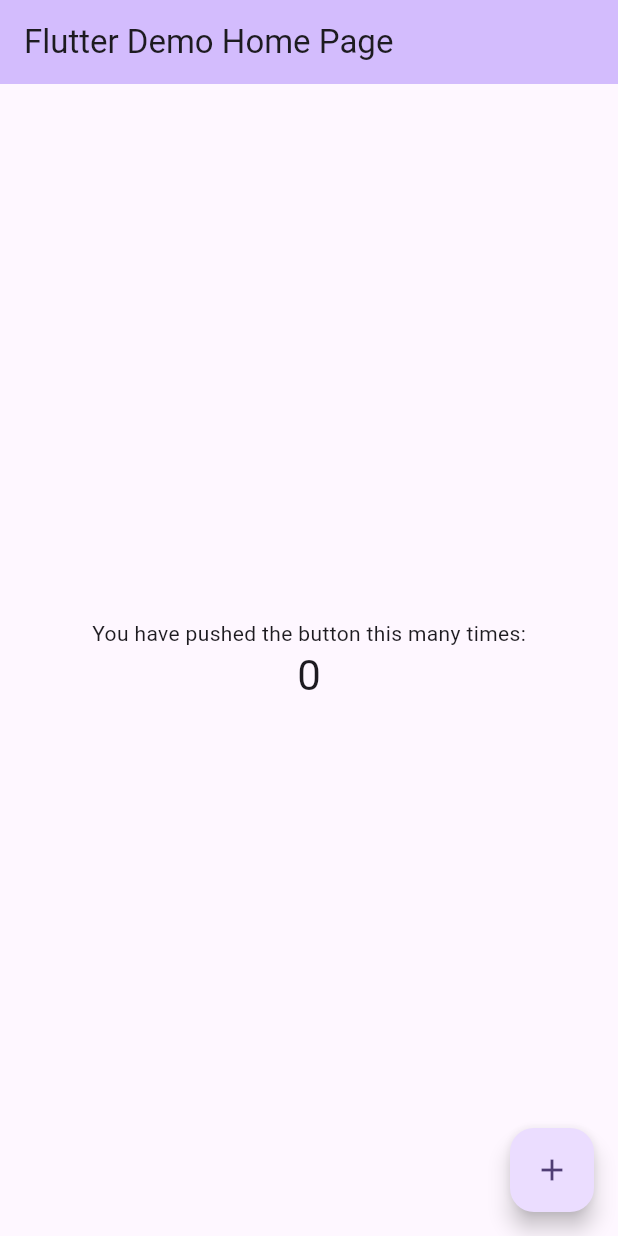
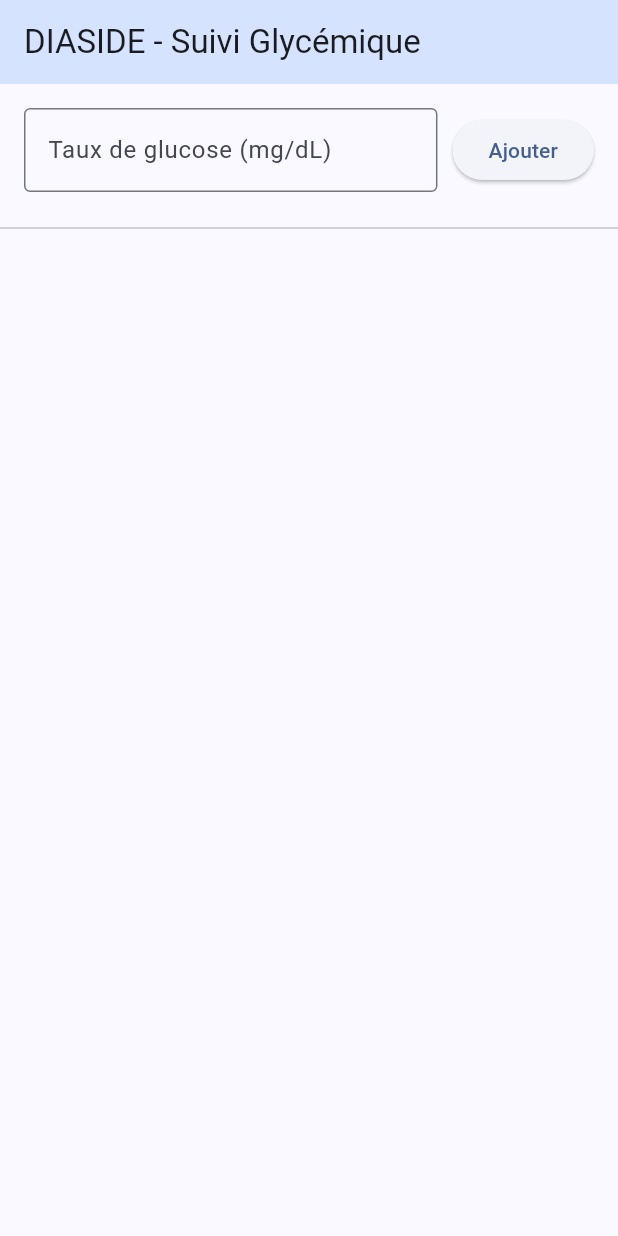
Before and after one commit to joan71300-create/DIASIDE, a Flutter app: the screen it shows after launch, on a phone screen of 412 x 824 dp. Run offline on Flutter 3.47's test engine with Material 3 defaults, Android fonts, the phone set to English and light mode, and no system bars; our stand-ins replace dio, flutter_riverpod.

Commit message:
ticket01 70%

```diff
--- /dev/null
+++ b/diaside_mobile/lib/features/glucose/glucose_screen.dart
@@ -0,0 +1,73 @@
+import 'package:flutter/material.dart';
+import 'package:flutter_riverpod/flutter_riverpod.dart';
+// L'import fonctionnera une fois les fichiers déplacés
+import 'glucose_provider.dart';
+
+class GlucoseInputScreen extends ConsumerWidget {
+  const GlucoseInputScreen({super.key});
+
+  @override
+  Widget build(BuildContext context, WidgetRef ref) {
+    final TextEditingController controller = TextEditingController();
+    // Watch écoute les changements dans la liste des mesures
+    final glucoseEntries = ref.watch(glucoseProvider);
+
+    return Scaffold(
+      appBar: AppBar(
+        title: const Text('DIASIDE - Suivi Glycémique'),
+        // Correction de la dépréciation : withValues au lieu de withOpacity
+        backgroundColor: Colors.blueAccent.withValues(alpha: 0.2),
+      ),
+      body: Column(
+        children: [
+          Padding(
+            padding: const EdgeInsets.all(16.0),
+            child: Row(
+              children: [
+                Expanded(
+                  child: TextField(
+                    controller: controller,
+                    keyboardType: TextInputType.number,
+                    decoration: const InputDecoration(
+                      labelText: "Taux de glucose (mg/dL)",
+                      border: OutlineInputBorder(),
+                    ),
+                  ),
+                ),
+                const SizedBox(width: 10),
+                ElevatedButton(
+                  onPressed: () {
+                    final val = double.tryParse(controller.text);
+                    if (val != null) {
+                      ref
+                          .read(glucoseProvider.notifier)
+                          .addEntry(val, "Saisie manuelle");
+                      controller.clear();
+                    }
+                  },
+                  child: const Text("Ajouter"),
+                ),
+              ],
+            ),
+          ),
+          const Divider(),
+          Expanded(
+            child: ListView.builder(
+              itemCount: glucoseEntries.length,
+              itemBuilder: (context, index) {
+                final entry = glucoseEntries[index];
+                return ListTile(
+                  leading: const Icon(Icons.bloodtype, color: Colors.red),
+                  title: Text("${entry.value} mg/dL"),
+                  subtitle: Text(
+                    "${entry.timestamp.hour}h${entry.timestamp.minute}",
+                  ),
+                );
+              },
+            ),
+          ),
+        ],
+      ),
+    );
+  }
+}
--- a/diaside_mobile/lib/main.dart
+++ b/diaside_mobile/lib/main.dart
@@ -1,122 +1,26 @@
 import 'package:flutter/material.dart';
+import 'package:flutter_riverpod/flutter_riverpod.dart';
+import 'features/glucose/glucose_screen.dart'; // Nous allons créer ce fichier juste après
 
 void main() {
-  runApp(const MyApp());
+  // ProviderScope est obligatoire pour utiliser Riverpod
+  runApp(const ProviderScope(child: MyApp()));
 }
 
 class MyApp extends StatelessWidget {
   const MyApp({super.key});
 
-  // This widget is the root of your application.
   @override
   Widget build(BuildContext context) {
     return MaterialApp(
-      title: 'Flutter Demo',
+      title: 'DIASIDE',
+      debugShowCheckedModeBanner: false,
       theme: ThemeData(
-        // This is the theme of your application.
-        //
-        // TRY THIS: Try running your application with "flutter run". You'll see
-        // the application has a purple toolbar. Then, without quitting the app,
-        // try changing the seedColor in the colorScheme below to Colors.green
-        // and then invoke "hot reload" (save your changes or press the "hot
-        // reload" button in a Flutter-supported IDE, or press "r" if you used
-        // the command line to start the app).
-        //
-        // Notice that the counter didn't reset back to zero; the application
-        // state is not lost during the reload. To reset the state, use hot
-        // restart instead.
-        //
-        // This works for code too, not just values: Most code changes can be
-        // tested with just a hot reload.
-        colorScheme: .fromSeed(seedColor: Colors.deepPurple),
+        colorScheme: ColorScheme.fromSeed(seedColor: Colors.blueAccent),
+        useMaterial3: true,
       ),
-      home: const MyHomePage(title: 'Flutter Demo Home Page'),
+      // On lance directement l'écran de saisie de glucose
+      home: const GlucoseInputScreen(),
     );
   }
 }
-
-class MyHomePage extends StatefulWidget {
-  const MyHomePage({super.key, required this.title});
-
-  // This widget is the home page of your application. It is stateful, meaning
-  // that it has a State object (defined below) that contains fields that affect
-  // how it looks.
-
-  // This class is the configuration for the state. It holds the values (in this
-  // case the title) provided by the parent (in this case the App widget) and
-  // used by the build method of the State. Fields in a Widget subclass are
-  // always marked "final".
-
-  final String title;
-
-  @override
-  State<MyHomePage> createState() => _MyHomePageState();
-}
-
-class _MyHomePageState extends State<MyHomePage> {
-  int _counter = 0;
-
-  void _incrementCounter() {
-    setState(() {
-      // This call to setState tells the Flutter framework that something has
-      // changed in this State, which causes it to rerun the build method below
-      // so that the display can reflect the updated values. If we changed
-      // _counter without calling setState(), then the build method would not be
-      // called again, and so nothing would appear to happen.
-      _counter++;
-    });
-  }
-
-  @override
-  Widget build(BuildContext context) {
-    // This method is rerun every time setState is called, for instance as done
-    // by the _incrementCounter method above.
-    //
-    // The Flutter framework has been optimized to make rerunning build methods
-    // fast, so that you can just rebuild anything that needs updating rather
-    // than having to individually change instances of widgets.
-    return Scaffold(
-      appBar: AppBar(
-        // TRY THIS: Try changing the color here to a specific color (to
-        // Colors.amber, perhaps?) and trigger a hot reload to see the AppBar
-        // change color while the other colors stay the same.
-        backgroundColor: Theme.of(context).colorScheme.inversePrimary,
-        // Here we take the value from the MyHomePage object that was created by
-        // the App.build method, and use it to set our appbar title.
-        title: Text(widget.title),
-      ),
-      body: Center(
-        // Center is a layout widget. It takes a single child and positions it
-        // in the middle of the parent.
-        child: Column(
-          // Column is also a layout widget. It takes a list of children and
-          // arranges them vertically. By default, it sizes itself to fit its
-          // children horizontally, and tries to be as tall as its parent.
-          //
-          // Column has various properties to control how it sizes itself and
-          // how it positions its children. Here we use mainAxisAlignment to
-          // center the children vertically; the main axis here is the vertical
-          // axis because Columns are vertical (the cross axis would be
-          // horizontal).
-          //
-          // TRY THIS: Invoke "debug painting" (choose the "Toggle Debug Paint"
-          // action in the IDE, or press "p" in the console), to see the
-          // wireframe for each widget.
-          mainAxisAlignment: .center,
-          children: [
-            const Text('You have pushed the button this many times:'),
-            Text(
-              '$_counter',
-              style: Theme.of(context).textTheme.headlineMedium,
-            ),
-          ],
-        ),
-      ),
-      floatingActionButton: FloatingActionButton(
-        onPressed: _incrementCounter,
-        tooltip: 'Increment',
-        child: const Icon(Icons.add),
-      ),
-    );
-  }
-}
```
Also changed, not shown: diaside_mobile/lib/features/glucose/glucose_model.dart (added, +7 -0 lines), diaside_mobile/lib/features/glucose/glucose_provider.dart (added, +29 -0 lines), 3 other files.
